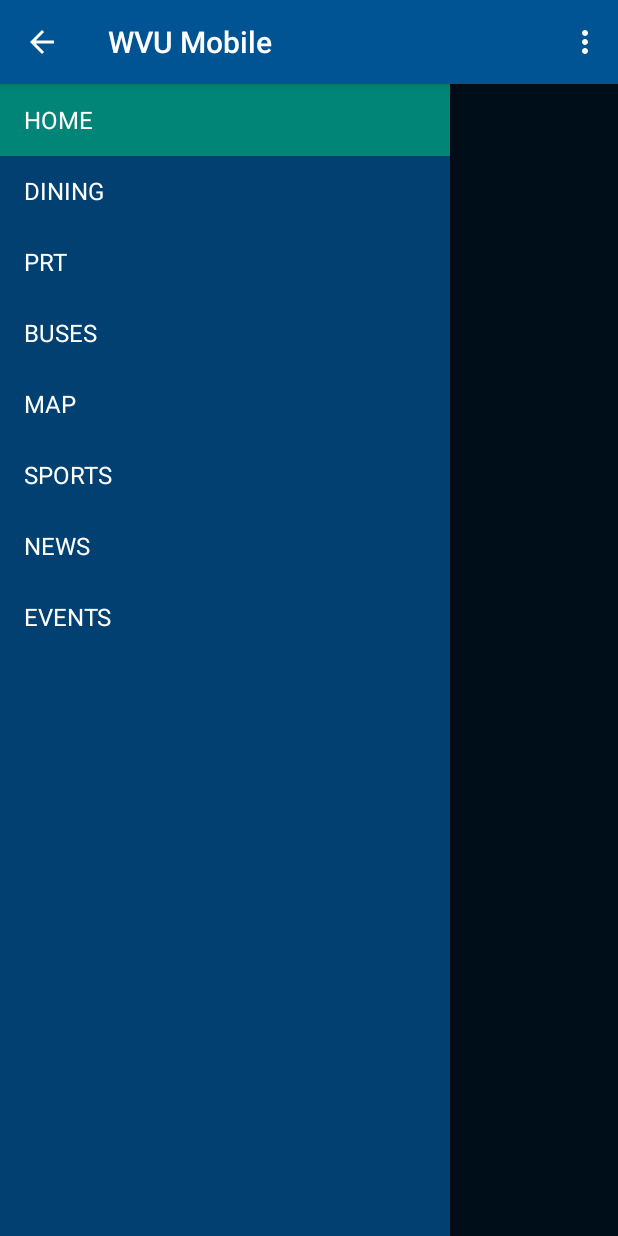
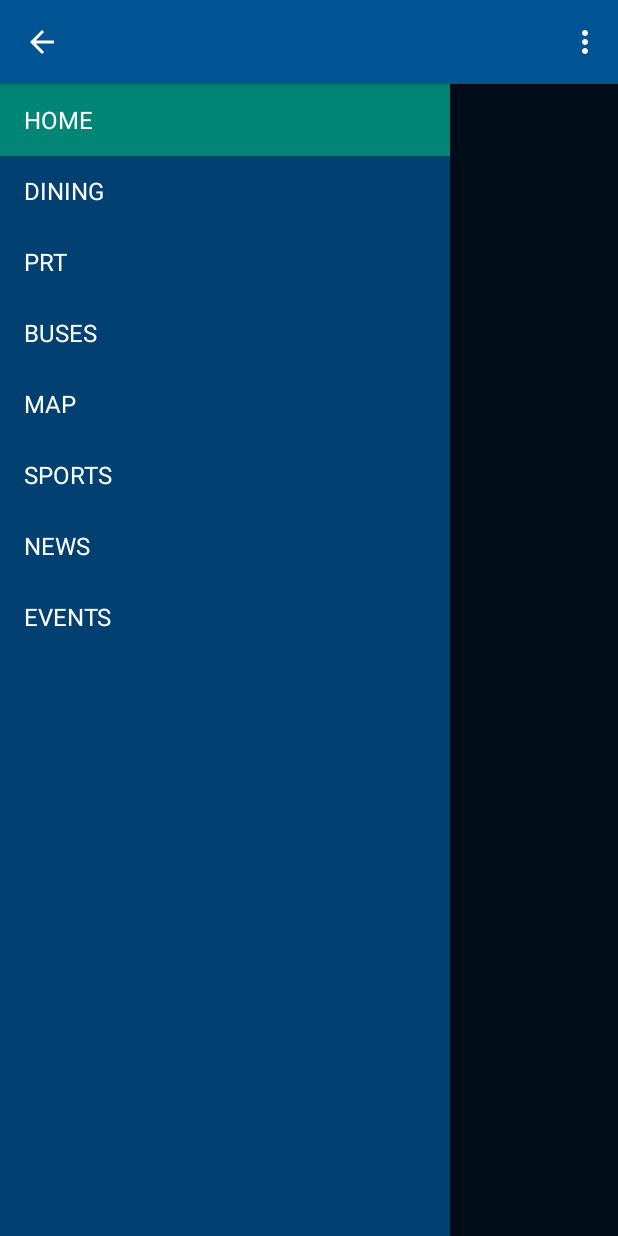
Before and after one commit to WVU-Mobile/WVU-Mobile-Android, an Android app: the screen it shows after launch (MainActivity), on a phone screen of 412 x 824 dp. Run offline under Robolectric (Android 15) with nearby library versions, the light colour scheme and no system bars; 2 statements that could not run were skipped.

Commit message:
UI tweaks

```diff
--- a/app/src/main/java/wvumobile/wvumobile/NavigationDrawerFragment.java
+++ b/app/src/main/java/wvumobile/wvumobile/NavigationDrawerFragment.java
@@ -266,9 +266,7 @@
      */
     private void showGlobalContextActionBar() {
         ActionBar actionBar = getActionBar();
-        actionBar.setDisplayShowTitleEnabled(true);
         actionBar.setNavigationMode(ActionBar.NAVIGATION_MODE_STANDARD);
-        actionBar.setTitle(R.string.app_name);
     }
 
     private ActionBar getActionBar() {
--- a/app/src/main/res/layout/fragment_navigation_drawer.xml
+++ b/app/src/main/res/layout/fragment_navigation_drawer.xml
@@ -2,7 +2,6 @@
 <ListView android:id="@+id/left_drawer"
     xmlns:android="http://schemas.android.com/apk/res/android"
     xmlns:tools="http://schemas.android.com/tools"
-    style="@style/LightFont.grey"
     android:layout_width="320dp"
     android:layout_height="match_parent"
     android:layout_gravity="start"
--- a/app/src/main/res/values/strings.xml
+++ b/app/src/main/res/values/strings.xml
@@ -1,7 +1,7 @@
 <?xml version="1.0" encoding="utf-8"?>
 <resources>
 
-    <string name="app_name">WVU Mobile</string>
+    <string name="app_name"></string>
     <string name="title_section1">HOME</string>
     <string name="title_section2">DINING</string>
     <string name="title_section3">PRT</string>
```
Also changed, not shown: app/src/main/java/wvumobile/wvumobile/prt_Fragment.java (+7 -2 lines), app/src/main/res/layout/fragment_main.xml (+4 -4 lines), 6 other files.
